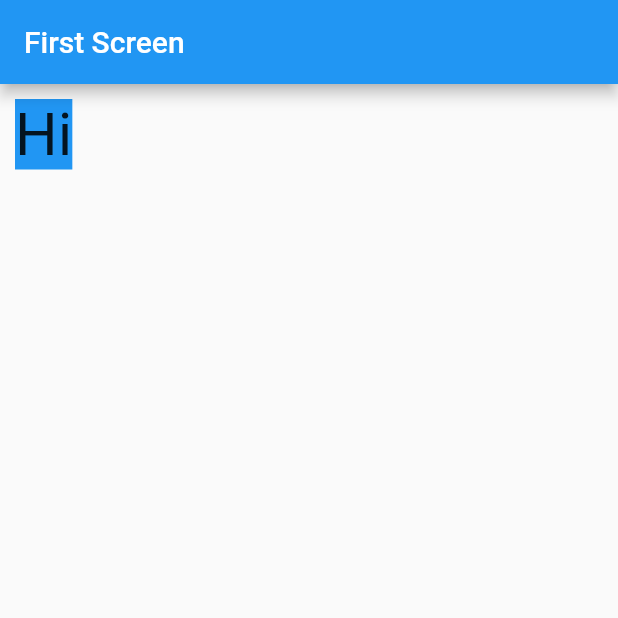
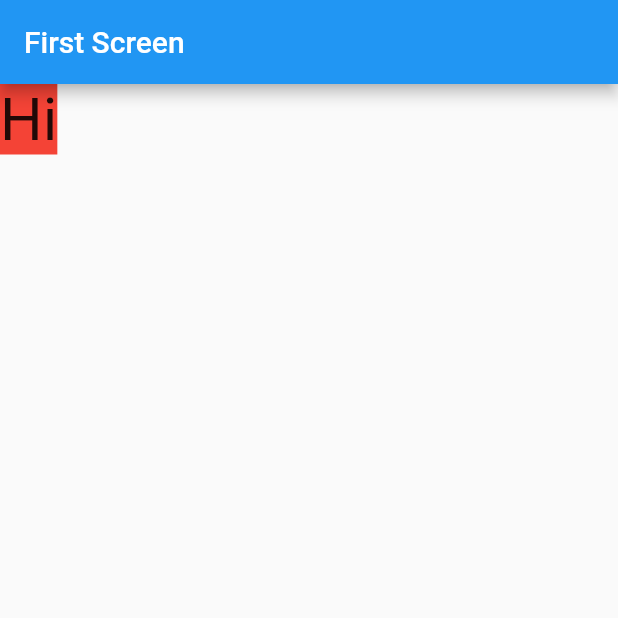
Before and after one commit to samani21/komponen-dasar-flutter, a Flutter app: the screen it shows after launch, on a phone screen of 412 x 824 dp, the top half of it. Run offline on Flutter 3.47's test engine with Material 2 defaults, Android fonts, the light colour scheme and no system bars.

Commit message:
warna pada  dekoarsi container

```diff
--- a/lib/main.dart
+++ b/lib/main.dart
@@ -31,8 +31,9 @@ class FirstScreen extends StatelessWidget {
               'Hi',
               style: TextStyle(fontSize: 40),
             ),
-            color: Colors.blue,
-            margin: EdgeInsets.all(10),
+            decoration: BoxDecoration(
+              color: Colors.red,
+            ),
           )
           ),
     );
```
